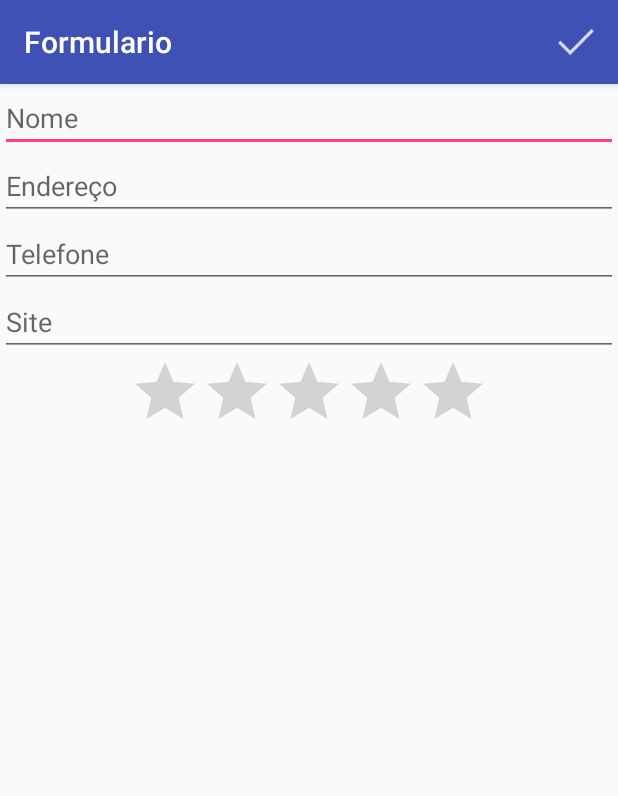
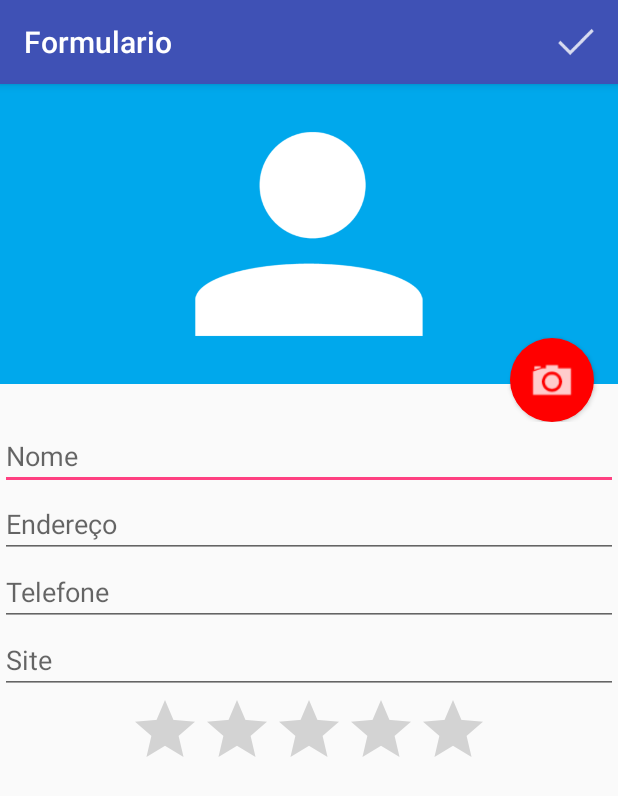
Before and after one commit to SaboiaEric/CarreiraAndroid-Alura, an Android app: the FormularioActivity screen opened directly, with no data from a screen before it, on a phone screen of 412 x 824 dp. Shown: the top 796 px of the screen. Run offline under Robolectric (Android 15) with nearby library versions, the phone set to English and light mode, and no system bars.

Commit message:
Curso 2 - Aula 3 - Completo - Adicionada funcionadade de camera e adicionado adapter e layout personalizado.

```diff
--- a/Agenda/app/src/main/java/br/com/alura/agenda/FormularioActivity.java
+++ b/Agenda/app/src/main/java/br/com/alura/agenda/FormularioActivity.java
@@ -1,21 +1,31 @@
 package br.com.alura.agenda;
 
+import android.app.Activity;
 import android.content.Intent;
+import android.graphics.Bitmap;
+import android.graphics.BitmapFactory;
+import android.net.Uri;
+import android.provider.MediaStore;
 import android.support.v7.app.AppCompatActivity;
 import android.os.Bundle;
 import android.view.Menu;
 import android.view.MenuItem;
 import android.view.View;
 import android.widget.Button;
+import android.widget.ImageView;
 import android.widget.Toast;
+
+import java.io.File;
 
 import br.com.alura.agenda.dao.AlunoDAO;
 import br.com.alura.agenda.modelo.Aluno;
 
 public class FormularioActivity extends AppCompatActivity {
 
+    public static final int CODIGO_CAMERA = 567;
     //Assistente que converte as informações na tela para dados dos objetos.
     private FormularioHelper helper;
+    private String caminhoFoto;
 
     @Override
     protected void onCreate(Bundle savedInstanceState) {
@@ -27,6 +37,28 @@
         Aluno aluno = (Aluno) intent.getSerializableExtra("aluno");
         if(aluno != null){
             helper.preencheFormulario(aluno);
+        }
+
+        Button botaoFoto = (Button) findViewById(R.id.formulario_botao_foto);
+        botaoFoto.setOnClickListener(new View.OnClickListener() {
+            @Override
+            public void onClick(View v) {
+                //Ação utilizada para retirar foto é: MediaStore.ACTION_IMAGE_CAPTURE
+                Intent intentCamera = new Intent(MediaStore.ACTION_IMAGE_CAPTURE);
+
+                caminhoFoto = getExternalFilesDir(null) + "/" + System.currentTimeMillis() + ".jpeg";
+                File arquivoFoto = new File(caminhoFoto);
+                //Caminho padrão em todos dispositivos para salvar a foto em um diretório
+                intentCamera.putExtra(MediaStore.EXTRA_OUTPUT, Uri.fromFile(arquivoFoto));
+                startActivityForResult(intentCamera, CODIGO_CAMERA);
+            }
+        });
+    }
+
+    @Override
+    protected void onActivityResult(int requestCode, int resultCode, Intent data) {
+        if(requestCode == CODIGO_CAMERA && resultCode == Activity.RESULT_OK){
+            helper.carregaImagem(caminhoFoto);
         }
     }
 
--- a/Agenda/app/src/main/java/br/com/alura/agenda/ListaAlunosActivity.java
+++ b/Agenda/app/src/main/java/br/com/alura/agenda/ListaAlunosActivity.java
@@ -24,6 +24,7 @@
 import java.util.List;
 import java.util.jar.Manifest;
 
+import br.com.alura.agenda.adapter.AlunosAdapter;
 import br.com.alura.agenda.dao.AlunoDAO;
 import br.com.alura.agenda.modelo.Aluno;
 
@@ -129,8 +130,9 @@
         AlunoDAO dao = new AlunoDAO(this);
         List<Aluno> alunos = dao.buscaAlunos();
         dao.close();
-        ListView listaAlunos = (ListView) findViewById(R.id.lista_alunos);
-        ArrayAdapter<Aluno> adapter = new ArrayAdapter<>(this,android.R.layout.simple_expandable_list_item_1,alunos);
+
+        AlunosAdapter adapter = new AlunosAdapter(this,alunos);
+        //ArrayAdapter<Aluno> adapter = new ArrayAdapter<Aluno>(this, R.layout.list_item,alunos);
         listaAlunos.setAdapter(adapter);
     }
 
--- /dev/null
+++ b/Agenda/app/src/main/res/drawable/fundo_camera.xml
@@ -0,0 +1,19 @@
+<?xml version="1.0" encoding="utf-8"?>
+<layer-list xmlns:android="http://schemas.android.com/apk/res/android">
+    <item>
+        <shape
+            android:shape="oval">
+            <solid android:color="#ff0000"></solid>
+            <padding android:bottom="10dp"
+                    android:left="10dp"
+                    android:right="10dp"
+                    android:top="10dp"
+                ></padding>
+
+        </shape>
+    </item>
+    <item android:drawable="@drawable/ic_camera">
+
+    </item>
+
+</layer-list>
--- a/Agenda/app/src/main/res/layout/activity_formulario.xml
+++ b/Agenda/app/src/main/res/layout/activity_formulario.xml
@@ -6,6 +6,27 @@
         android:layout_width="match_parent"
         android:layout_height="match_parent"
         android:orientation="vertical">
+        <RelativeLayout
+            android:layout_width="match_parent"
+            android:layout_height="225dp">
+            <ImageView
+                android:layout_width="match_parent"
+                android:layout_height="200dp"
+                android:src="@drawable/person"
+                android:background="#00A8EC"
+                android:id="@+id/formulario_foto"/>
+
+            <Button
+                android:layout_width="56dp"
+                android:layout_height="56dp"
+                android:background="@drawable/fundo_camera"
+                android:layout_alignParentBottom="true"
+                android:layout_alignParentRight="true"
+                android:layout_marginRight="16dp"
+                android:id="@+id/formulario_botao_foto" />
+
+        </RelativeLayout>
+
 
         <EditText
             android:hint="Nome"
```
Also changed, not shown: Agenda/app/src/main/java/br/com/alura/agenda/FormularioHelper.java (+19 -0 lines), Agenda/app/src/main/java/br/com/alura/agenda/adapter/AlunosAdapter.java (added, +84 -0 lines), Agenda/app/src/main/java/br/com/alura/agenda/dao/AlunoDAO.java (+21 -8 lines), Agenda/app/src/main/java/br/com/alura/agenda/modelo/Aluno.java (+10 -0 lines), Agenda/app/src/main/res/layout/list_item.xml (added, +44 -0 lines).
